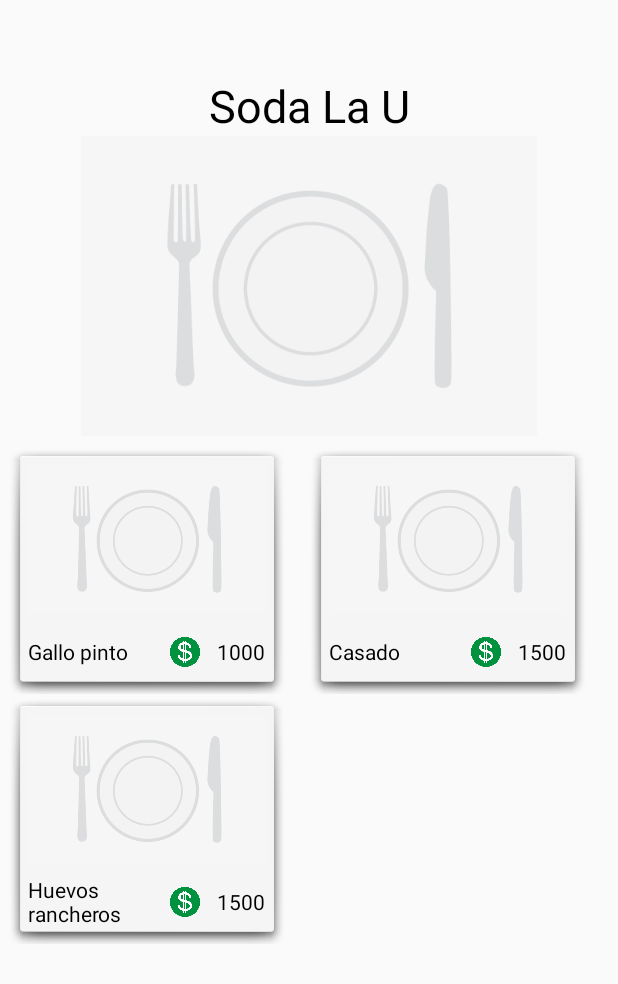
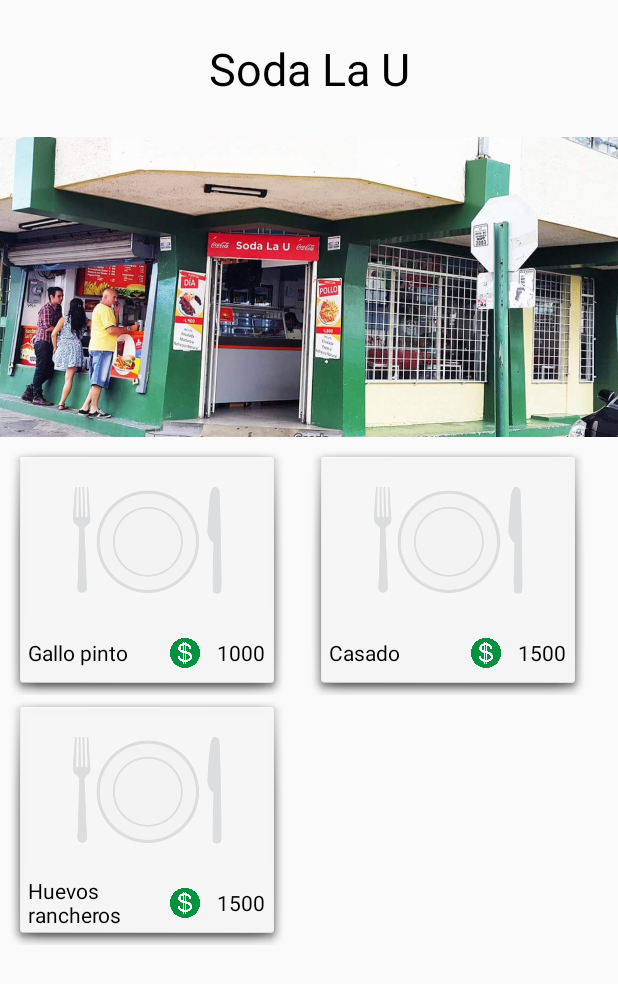
Before and after one commit to merojosa/Campus-UCR, an Android app: the MainUcrEats screen opened directly, with no data from a screen before it, after a tap on "Soda La U", on a phone screen of 412 x 824 dp. Shown: the top 984 px of the screen. Run offline under Robolectric (Android 15) with nearby library versions, the phone set to English and light mode, and no system bars; our stand-ins replace Firebase (no records; nobody signed in at launch, a user with empty details on screens opened directly), Picasso, Room's generated code, Timber; pictures from the network do not load.

Commit message:
Restaurant image loading in Meals Activity

```diff
--- a/app/src/main/java/cr/ac/ucr/ecci/cql/campus20/ucr_eats/UcrEatsDatabase.java
+++ b/app/src/main/java/cr/ac/ucr/ecci/cql/campus20/ucr_eats/UcrEatsDatabase.java
@@ -71,13 +71,12 @@ public abstract class UcrEatsDatabase extends RoomDatabase
         mealDao.deleteAll();
         rest.deleteAll();
 
-        Restaurant restaurant1 = new Restaurant(R.drawable.la_u, "Soda La U", "la_u", 0.0,0.0,
-                "Mon-Tue-Wed-Thu-Fri-Sat-Sun", (short)8, (short)21);
-        rest.insert(restaurant1);
-
-        Restaurant restaurant2 = new Restaurant(R.drawable.plaza_chou, "Plaza Chou", "plaza_chou", 0.0,0.0,
-                "Mon-Wed-Thu-Fri", (short)10, (short)20);
-        rest.insert(restaurant2);
+        Restaurant[] restaurants = {
+                new Restaurant(R.drawable.la_u, "Soda La U", "la_u", 0.0,0.0,
+                        "Mon-Tue-Wed-Thu-Fri-Sat-Sun", (short)8, (short)21),
+                new Restaurant(R.drawable.plaza_chou, "Plaza Chou", "plaza_chou", 0.0,0.0,
+                        "Mon-Wed-Thu-Fri", (short)10, (short)20)
+        };
 
         Meal[] meals = {
                 // Soda la U
@@ -105,6 +104,9 @@ public abstract class UcrEatsDatabase extends RoomDatabase
                 new Rating(R.drawable.plaza_chou, 4),
         };
 
+        for(Restaurant restaurant : restaurants)
+            rest.insert(restaurant);
+
         for(Meal meal : meals)
             mealDao.insert(meal);
 
--- a/app/src/main/java/cr/ac/ucr/ecci/cql/campus20/ucr_eats/activites/MealsActivity.java
+++ b/app/src/main/java/cr/ac/ucr/ecci/cql/campus20/ucr_eats/activites/MealsActivity.java
@@ -8,8 +8,12 @@ import androidx.recyclerview.widget.GridLayoutManager;
 import androidx.recyclerview.widget.RecyclerView;
 
 import android.content.res.Resources;
+import android.media.Image;
 import android.os.Bundle;
+import android.widget.ImageView;
 import android.widget.TextView;
+
+import com.squareup.picasso.Picasso;
 
 import java.util.List;
 import java.util.Objects;
@@ -26,10 +30,8 @@ public class MealsActivity extends AppCompatActivity
     private static final int COLUMNS = 2;
     private RecyclerView recyclerView;
     private MealsAdapter adapter;
-    private MealRepository repo;
+    private MealViewModel viewModel;
     private List<Meal> meals;
-    private MealViewModel viewModel;
-
 
     @Override
     protected void onCreate(Bundle savedInstanceState)
@@ -40,11 +42,14 @@ public class MealsActivity extends AppCompatActivity
         if (getSupportActionBar() != null)
             getSupportActionBar().hide();
 
-        this.repo = new MealRepository(getApplication());
-
         // Get restaurant id from intent
         SodaCard card = Objects.requireNonNull(getIntent().getExtras()).getParcelable("SODACARD");
-        ((TextView)findViewById(R.id.meal_rest_name)).setText(card.getNombre());
+        if(card != null)
+        {
+            ((TextView)findViewById(R.id.meal_rest_name)).setText(card.getNombre());
+            this.setRestaurantImage(card);
+        }
+
 
         // Create adapter with empty dataset
         this.adapter = new MealsAdapter(this, meals);
@@ -57,6 +62,17 @@ public class MealsActivity extends AppCompatActivity
         // Add an observer to the available meals
         this.viewModel = ViewModelProviders.of(this).get(MealViewModel.class);
         this.viewModel.getMealsByRestId(card.getId()).observe(this, meals -> adapter.setMeals(meals));
+    }
 
+    private void setRestaurantImage(SodaCard card)
+    {
+        Picasso picasso = new Picasso.Builder(this).indicatorsEnabled(true)
+                .loggingEnabled(true).build();
+
+        // Image should have been saved in cache when loaded in previous activity
+        picasso.load(card.getId())
+                .placeholder(R.drawable.soda_placeholder)
+                .into((ImageView) findViewById(R.id.meals_rest_img));
     }
+
 }
--- a/app/src/main/res/layout/activity_meals.xml
+++ b/app/src/main/res/layout/activity_meals.xml
@@ -5,6 +5,10 @@
     android:layout_width="match_parent"
     android:layout_height="match_parent"
     tools:context=".ucr_eats.activites.MealsActivity">
+
+    <ScrollView
+        android:layout_width="match_parent"
+        android:layout_height="match_parent">
 
         <LinearLayout
             android:layout_width="match_parent"
@@ -19,23 +23,29 @@
                 android:id="@+id/meal_rest_name"
                 android:layout_width="match_parent"
                 android:layout_height="wrap_content"
-            android:text="Restaurant"
+                android:layout_marginTop="25dp"
+                android:layout_marginBottom="25dp"
+                android:text="@string/restaurant_placeholder"
                 android:textAlignment="center"
                 android:textColor="@color/black"
-            android:layout_marginTop="50dp"
                 android:textSize="30sp" />
 
             <ImageView
-            android:id="@+id/imageView"
+                android:id="@+id/meals_rest_img"
                 android:layout_width="match_parent"
                 android:layout_height="200dp"
-            app:srcCompat="@drawable/soda_placeholder" />
+                app:srcCompat="@drawable/soda_placeholder"
+                android:contentDescription="@string/image"
+                android:scaleType="centerCrop"/>
 
             <androidx.recyclerview.widget.RecyclerView
                 android:id="@+id/meals_recycler"
                 android:layout_width="match_parent"
                 android:layout_height="match_parent"
-            android:layout_margin="5dp"/>
+                android:layout_margin="5dp" />
 
         </LinearLayout>
+    </ScrollView>
+
+
 </androidx.constraintlayout.widget.ConstraintLayout>
--- a/app/src/main/res/values/strings.xml
+++ b/app/src/main/res/values/strings.xml
@@ -16,4 +16,5 @@
     <string name="meal">Meal</string>
     <string name="price_placeholder">1000</string>
     <string name="image">image</string>
+    <string name="restaurant_placeholder">Restaurant</string>
 </resources>
```
Lines whose indentation alone changed are shown as unchanged.
